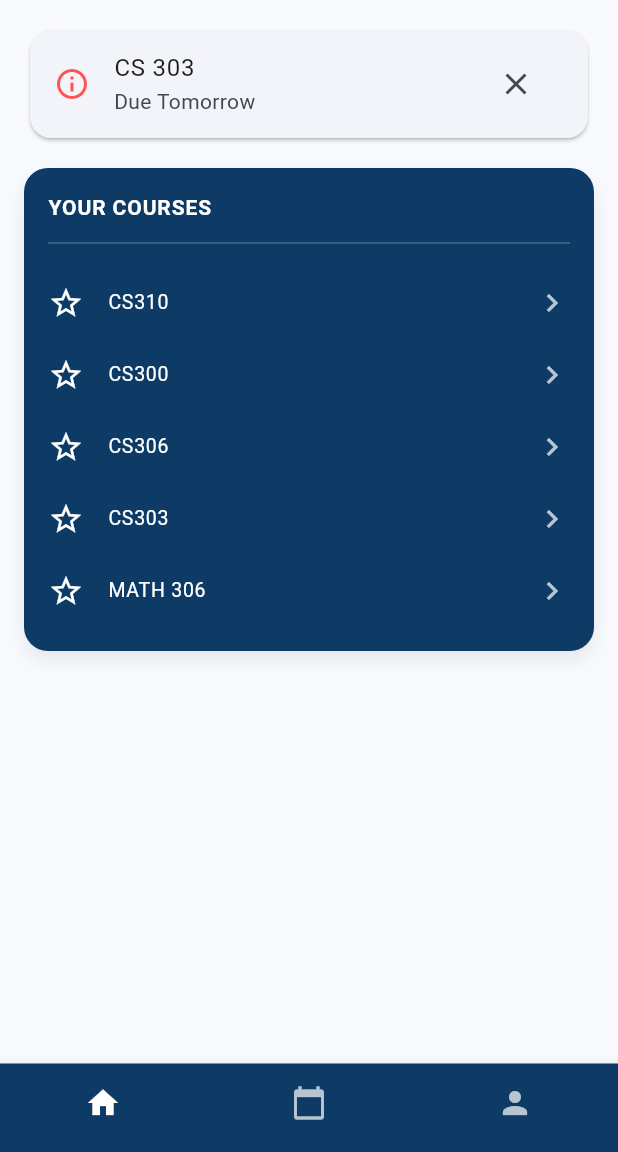
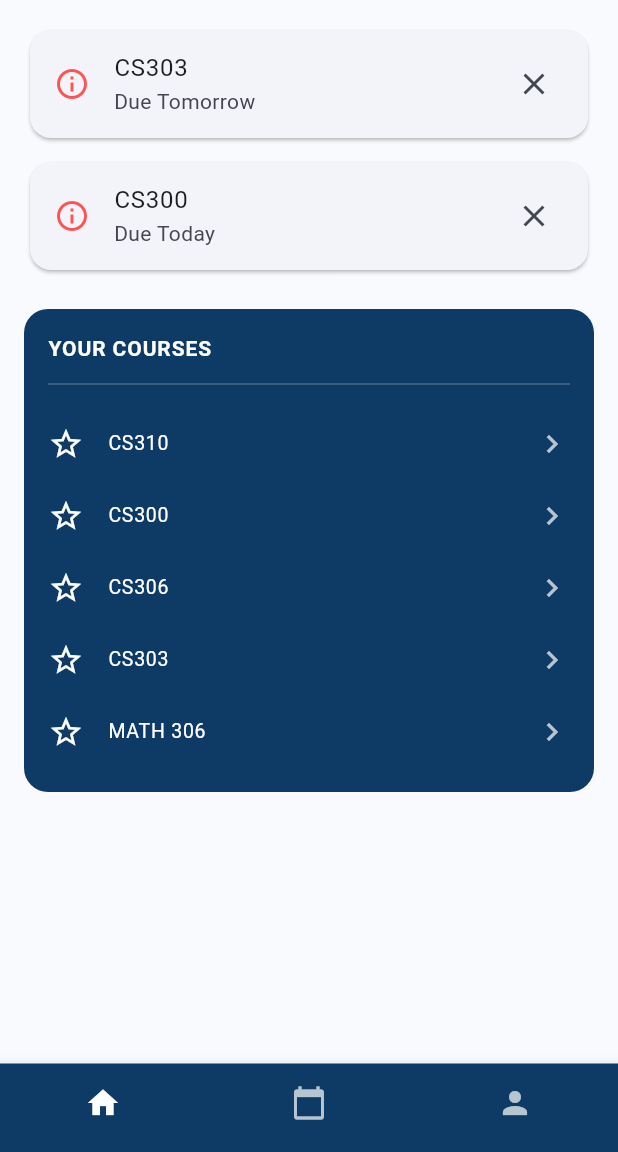
Before and after one commit to abdallahalhomsi/SU-Learning-Companion, a Flutter app: the HomeScreen screen opened directly, on a phone screen of 412 x 824 dp, the part 84-1236 px from its top. Run offline on Flutter 3.47's test engine with Material 3 defaults, Android fonts, the phone set to English and light mode, and no system bars; our stand-ins replace go_router.

Commit message:
made scrollable reminders list in home

```diff
--- a/lib/features/Home/home_screen.dart
+++ b/lib/features/Home/home_screen.dart
@@ -8,13 +8,20 @@ class HomeScreen extends StatelessWidget {
 
   @override
   Widget build(BuildContext context) {
+    final reminders = [ //making scrolable reminders
+      {'course': 'CS303', 'detail': 'Due Tomorrow'},
+      {'course': 'CS300', 'detail': 'Due Today'},
+      {'course': 'CS306', 'detail': 'Due Next Week'},
+      {'course': 'CS310', 'detail': 'Due Friday'},
+    ];
+
     return Scaffold(
       backgroundColor: const Color(0xFFF8FAFD),
+
       appBar: AppBar(
         backgroundColor: _suBlue,
         elevation: 0,
         centerTitle: true,
-
         title: const Text('Sabancı Üniversitesi'),
         actions: [
           Padding(
@@ -26,46 +33,52 @@ class HomeScreen extends StatelessWidget {
                   borderRadius: BorderRadius.circular(22),
                 ),
               ),
-              // overhere i will g oto add course screen
               onPressed: () {},
               child: const Text('+ ADD COURSE'),
             ),
           ),
         ],
       ),
-      body: ListView(
-        padding: const EdgeInsets.fromLTRB(16, 16, 16, 24),
+
+      //making scrollable here
+      body: SingleChildScrollView(
+        child: Padding(
+          padding: const EdgeInsets.fromLTRB(16, 16, 16, 90),
+          child: Column(
+            crossAxisAlignment: CrossAxisAlignment.start,
             children: [
-          // “Due Tomorrow” card
-          Card(
+
+              SizedBox(
+                height: 170,
+                child: ListView.separated(
+                  physics: const BouncingScrollPhysics(),
+                  itemCount: reminders.length,
+                  itemBuilder: (context, index) {
+                    final reminder = reminders[index];
+                    return Card(
                       shape: RoundedRectangleBorder(
                         borderRadius: BorderRadius.circular(14),
                       ),
                       child: ListTile(
-              leading:
-              const Icon(Icons.info_outline, color: Colors.redAccent),
-              title: const Text('CS 303'),
-              subtitle: const Text('Due Tomorrow'),
-              trailing: IconButton(
-                icon: const Icon(Icons.close),
-                onPressed: () {},
+                        leading: const Icon(Icons.info_outline,
+                            color: Colors.redAccent),
+                        title: Text(reminder['course']!),
+                        subtitle: Text(reminder['detail']!),
+                        trailing: const Icon(Icons.close),
+                      ),
+                    );
+                  },
+                  separatorBuilder: (_, __) => const SizedBox(height: 8),
                 ),
               ),
-          ),
-          const SizedBox(height: 16),
 
-          // “Your Courses” panel
+              const SizedBox(height: 20),
+
+              //ur courses
               Container(
                 decoration: BoxDecoration(
                   color: _suBlueDark,
                   borderRadius: BorderRadius.circular(16),
-              boxShadow: const [
-                BoxShadow(
-                  color: Color(0x14000000),
-                  blurRadius: 10,
-                  offset: Offset(0, 6),
-                ),
-              ],
                 ),
                 padding: const EdgeInsets.all(16),
                 child: Column(
@@ -80,12 +93,13 @@ class HomeScreen extends StatelessWidget {
                       ),
                     ),
                     const SizedBox(height: 6),
-                const Divider(color: Colors.white24, thickness: 1),
+                    const Divider(color: Colors.white24),
                     const SizedBox(height: 8),
+
+                    // course list
                     ...['CS310', 'CS300', 'CS306', 'CS303', 'MATH 306'].map(
                           (code) => _CourseRow(
                         code: code,
-
                         onTap: () {},
                       ),
                     ),
@@ -94,32 +108,21 @@ class HomeScreen extends StatelessWidget {
               ),
             ],
           ),
+        ),
+      ),
 
 
       bottomNavigationBar: BottomNavigationBar(
         backgroundColor: _suBlueDark,
-        currentIndex: 0,
-        type: BottomNavigationBarType.fixed,
         selectedItemColor: Colors.white,
         unselectedItemColor: Colors.white70,
         showSelectedLabels: false,
         showUnselectedLabels: false,
-        onTap: (index) {
-
-        },
+        type: BottomNavigationBarType.fixed,
         items: const [
-          BottomNavigationBarItem(
-            icon: Icon(Icons.home),
-            label: '',
-          ),
-          BottomNavigationBarItem(
-            icon: Icon(Icons.calendar_today),
-            label: '',
-          ),
-          BottomNavigationBarItem(
-            icon: Icon(Icons.person),
-            label: '',
-          ),
+          BottomNavigationBarItem(icon: Icon(Icons.home), label: ""),
+          BottomNavigationBarItem(icon: Icon(Icons.calendar_today), label: ""),
+          BottomNavigationBarItem(icon: Icon(Icons.person), label: ""),
         ],
       ),
     );
@@ -130,10 +133,7 @@ class _CourseRow extends StatelessWidget {
   final String code;
   final VoidCallback onTap;
 
-  const _CourseRow({
-    required this.code,
-    required this.onTap,
-  });
+  const _CourseRow({required this.code, required this.onTap});
 
   @override
   Widget build(BuildContext context) {
@@ -141,10 +141,7 @@ class _CourseRow extends StatelessWidget {
       dense: true,
       contentPadding: EdgeInsets.zero,
       leading: const Icon(Icons.star_border, color: Colors.white),
-      title: Text(
-        code,
-        style: const TextStyle(color: Colors.white),
-      ),
+      title: Text(code, style: const TextStyle(color: Colors.white)),
       trailing: const Icon(Icons.chevron_right, color: Colors.white70),
       onTap: onTap,
     );
```
Lines whose indentation alone changed are shown as unchanged.
